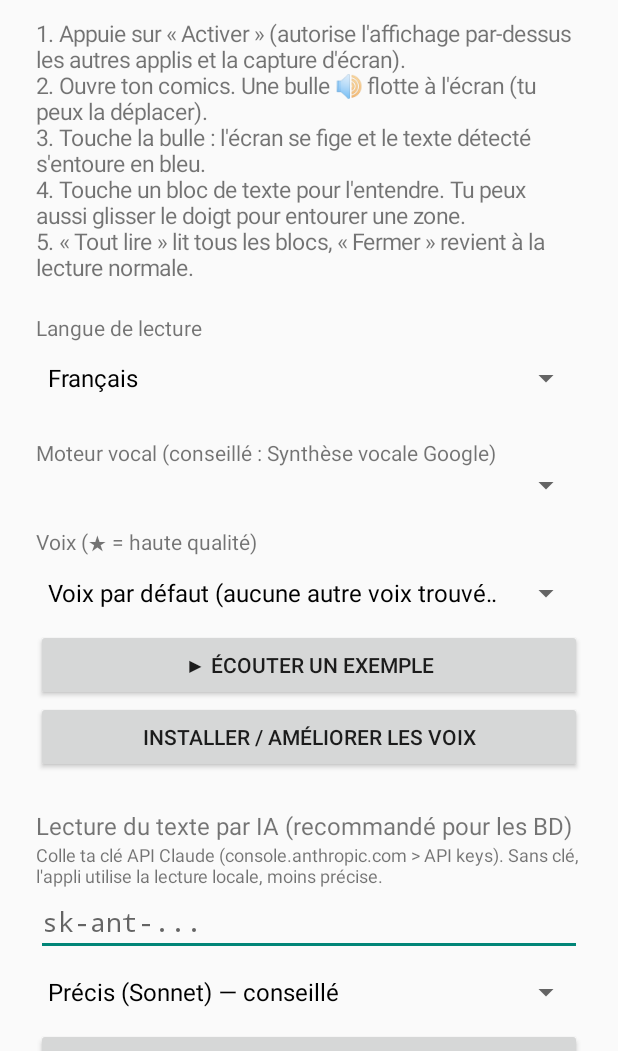
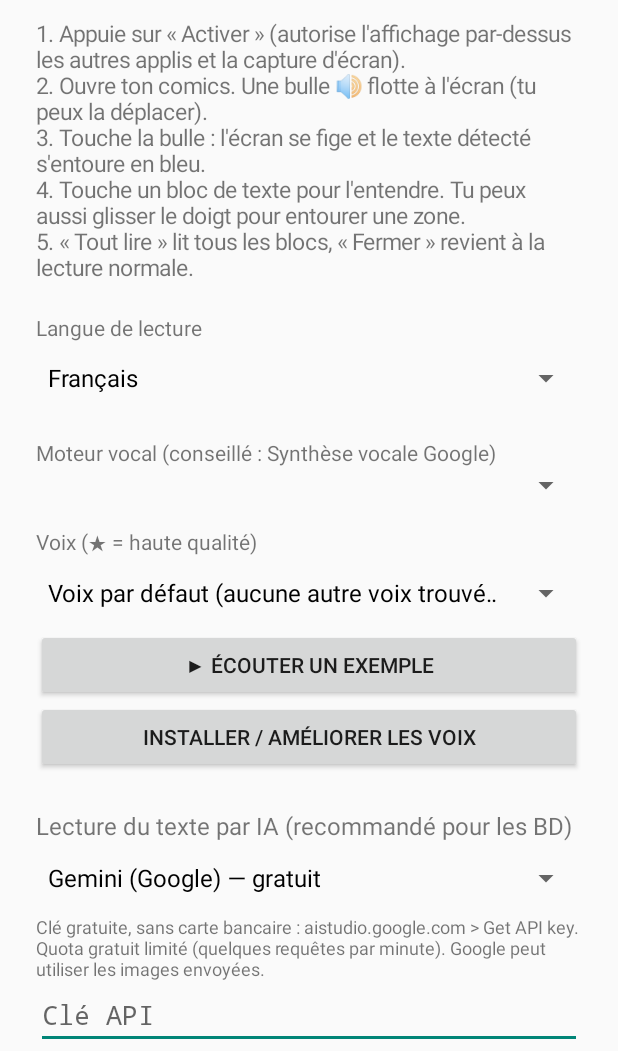
Before and after one commit to idriiss932/lecteur-ecran, an Android app: the screen it shows after launch (MainActivity), on a phone screen of 412 x 824 dp, the part 185-1236 px from its top. Run offline under Robolectric (Android 15) with nearby library versions, the phone set to English and light mode, and no system bars.

Commit message:
IA gratuite Gemini (Google) en plus de Claude, 'Tout lire' en une seule requête
Co-Authored-By: Claude Sonnet 5.5 <noreply@anthropic.com>
Claude-Session: https://claude.ai/code/session_012y47pePGTRWhs77PCumJeD

```diff
--- a/app/src/main/java/com/example/lecteurecran/MainActivity.kt
+++ b/app/src/main/java/com/example/lecteurecran/MainActivity.kt
@@ -166,52 +166,77 @@ class MainActivity : Activity() {
             textSize = 16f
             setPadding(0, dp(24), 0, 0)
         })
-        col.addView(TextView(this).apply {
-            text = "Colle ta clé API Claude (console.anthropic.com > API keys). Sans clé, l'appli utilise la lecture locale, moins précise."
-            textSize = 12f
-        })
-        col.addView(EditText(this).apply {
-            hint = "sk-ant-..."
+        val providers = listOf(
+            "Gemini (Google) — gratuit" to "gemini",
+            "Claude (Anthropic) — payant" to "claude"
+        )
+        var curProv = prefs.getString("ai_provider", "gemini") ?: "gemini"
+        val helpView = TextView(this).apply { textSize = 12f }
+        val keyEdit = EditText(this).apply {
+            hint = "Clé API"
             inputType = InputType.TYPE_CLASS_TEXT or InputType.TYPE_TEXT_VARIATION_PASSWORD
-            setText(prefs.getString("ai_key", ""))
-            addTextChangedListener(object : TextWatcher {
-                override fun afterTextChanged(e: Editable?) {
-                    prefs.edit().putString("ai_key", e?.toString()?.trim() ?: "").apply()
-                }
-                override fun beforeTextChanged(s: CharSequence?, a: Int, b: Int, c: Int) {}
-                override fun onTextChanged(s: CharSequence?, a: Int, b: Int, c: Int) {}
-            })
-        })
-        val models = listOf(
-            "Précis (Sonnet) — conseillé" to AiOcr.MODEL_PRECISE,
-            "Rapide et économique (Haiku)" to AiOcr.MODEL_FAST
+        }
+        val modelEdit = EditText(this).apply {
+            inputType = InputType.TYPE_CLASS_TEXT
+        }
+        fun loadProvider() {
+            helpView.text = if (curProv == "gemini") {
+                "Clé gratuite, sans carte bancaire : aistudio.google.com > Get API key. " +
+                    "Quota gratuit limité (quelques requêtes par minute). Google peut utiliser les images envoyées."
+            } else {
+                "Clé payante : console.anthropic.com > API keys (ajouter du crédit)."
+            }
+            keyEdit.setText(prefs.getString("key_$curProv", ""))
+            modelEdit.setText(
+                prefs.getString("model_$curProv", "")?.takeIf { it.isNotBlank() } ?: AiOcr.defaultModel(curProv)
+            )
+        }
+        val provSpinner = Spinner(this)
+        provSpinner.adapter = ArrayAdapter(
+            this, android.R.layout.simple_spinner_dropdown_item, providers.map { it.first }
         )
-        val modelSpinner = Spinner(this)
-        modelSpinner.adapter = ArrayAdapter(
-            this, android.R.layout.simple_spinner_dropdown_item, models.map { it.first }
-        )
-        modelSpinner.setSelection(
-            models.indexOfFirst { it.second == prefs.getString("ai_model", AiOcr.MODEL_PRECISE) }.coerceAtLeast(0)
-        )
-        modelSpinner.onItemSelectedListener = object : AdapterView.OnItemSelectedListener {
+        provSpinner.setSelection(providers.indexOfFirst { it.second == curProv }.coerceAtLeast(0))
+        provSpinner.onItemSelectedListener = object : AdapterView.OnItemSelectedListener {
             override fun onItemSelected(p: AdapterView<*>?, v: View?, pos: Int, id: Long) {
-                prefs.edit().putString("ai_model", models[pos].second).apply()
+                curProv = providers[pos].second
+                prefs.edit().putString("ai_provider", curProv).apply()
+                loadProvider()
             }
             override fun onNothingSelected(p: AdapterView<*>?) {}
         }
-        col.addView(modelSpinner)
+        col.addView(provSpinner)
+        col.addView(helpView)
+        col.addView(keyEdit)
+        col.addView(TextView(this).apply { text = "Modèle (laisse tel quel sauf problème)"; textSize = 12f })
+        col.addView(modelEdit)
+        keyEdit.addTextChangedListener(object : TextWatcher {
+            override fun afterTextChanged(e: Editable?) {
+                prefs.edit().putString("key_$curProv", e?.toString()?.trim() ?: "").apply()
+            }
+            override fun beforeTextChanged(s: CharSequence?, a: Int, b: Int, c: Int) {}
+            override fun onTextChanged(s: CharSequence?, a: Int, b: Int, c: Int) {}
+        })
+        modelEdit.addTextChangedListener(object : TextWatcher {
+            override fun afterTextChanged(e: Editable?) {
+                prefs.edit().putString("model_$curProv", e?.toString()?.trim() ?: "").apply()
+            }
+            override fun beforeTextChanged(s: CharSequence?, a: Int, b: Int, c: Int) {}
+            override fun onTextChanged(s: CharSequence?, a: Int, b: Int, c: Int) {}
+        })
+        loadProvider()
         col.addView(Button(this).apply {
             text = "Tester la clé"
             setOnClickListener {
-                val key = prefs.getString("ai_key", "")?.trim().orEmpty()
-                val model = prefs.getString("ai_model", AiOcr.MODEL_PRECISE) ?: AiOcr.MODEL_PRECISE
+                val key = keyEdit.text.toString().trim()
+                val model = modelEdit.text.toString().trim().ifEmpty { AiOcr.defaultModel(curProv) }
                 if (key.isEmpty()) {
                     toast("Colle d'abord ta clé")
                 } else {
                     toast("Test en cours…")
+                    val cfg = AiOcr.Cfg(curProv, key, model)
                     Thread {
                         val msg = try {
-                            "Clé valable : l'IA répond « ${AiOcr.ping(key, model)} »"
+                            "Clé valable : l'IA répond « ${AiOcr.ping(cfg)} »"
                         } catch (e: Exception) {
                             "Échec : ${e.message}"
                         }
```
Also changed, not shown: app/src/main/java/com/example/lecteurecran/AiOcr.kt (+98 -36 lines), app/src/main/java/com/example/lecteurecran/OverlayService.kt (+27 -9 lines).
